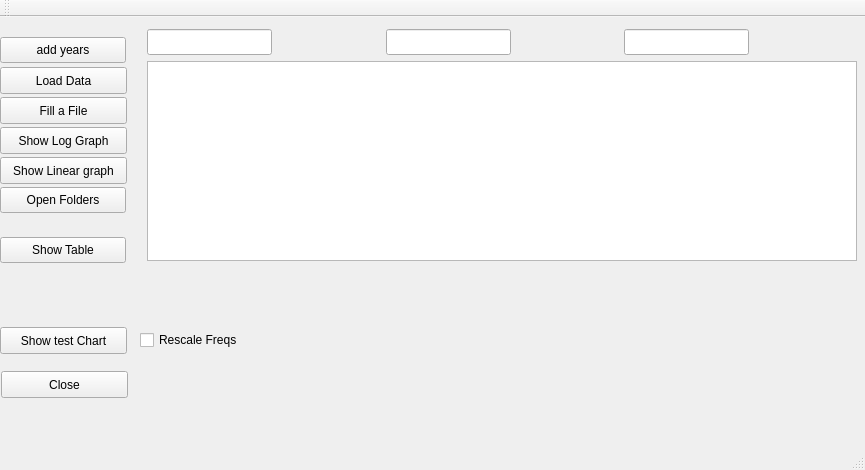
Before: the Qt Designer form ChartTest/mainwindow.ui in mikeinsantarosa/ChartTest, drawn with Qt 5.
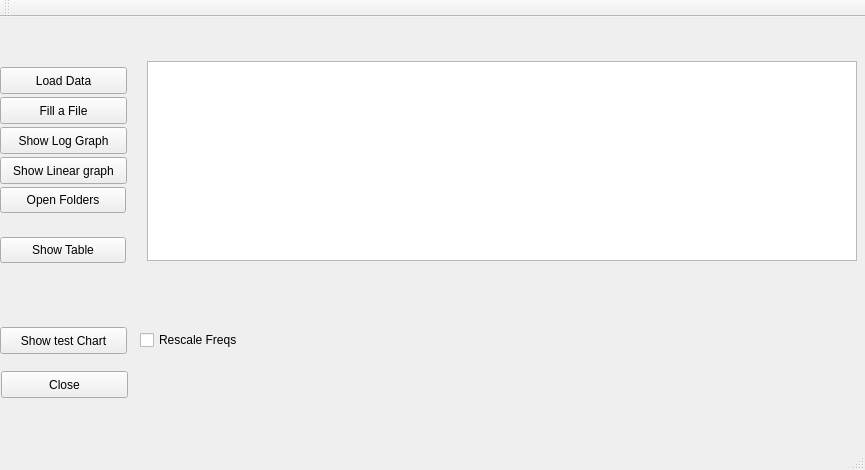
After: the same form once the commit is applied. Icons and pictures are not drawn.

```diff
--- a/ChartTest/mainwindow.ui
+++ b/ChartTest/mainwindow.ui
@@ -64,36 +64,6 @@
      </size>
     </property>
    </widget>
-   <widget class="QLineEdit" name="lineDate">
-    <property name="geometry">
-     <rect>
-      <x>147</x>
-      <y>12</y>
-      <width>125</width>
-      <height>26</height>
-     </rect>
-    </property>
-   </widget>
-   <widget class="QLineEdit" name="lineYears">
-    <property name="geometry">
-     <rect>
-      <x>386</x>
-      <y>12</y>
-      <width>125</width>
-      <height>26</height>
-     </rect>
-    </property>
-   </widget>
-   <widget class="QLineEdit" name="lineDateResult">
-    <property name="geometry">
-     <rect>
-      <x>624</x>
-      <y>12</y>
-      <width>125</width>
-      <height>26</height>
-     </rect>
-    </property>
-   </widget>
    <widget class="QPushButton" name="btnLoadFile">
     <property name="geometry">
      <rect>
@@ -244,31 +214,6 @@
      <string>Fill a File</string>
     </property>
    </widget>
-   <widget class="QPushButton" name="btnChangeDate">
-    <property name="geometry">
-     <rect>
-      <x>0</x>
-      <y>20</y>
-      <width>126</width>
-      <height>26</height>
-     </rect>
-    </property>
-    <property name="minimumSize">
-     <size>
-      <width>126</width>
-      <height>26</height>
-     </size>
-    </property>
-    <property name="maximumSize">
-     <size>
-      <width>126</width>
-      <height>26</height>
-     </size>
-    </property>
-    <property name="text">
-     <string>add years</string>
-    </property>
-   </widget>
    <widget class="QPushButton" name="btnCustomGraph">
     <property name="geometry">
      <rect>
```
